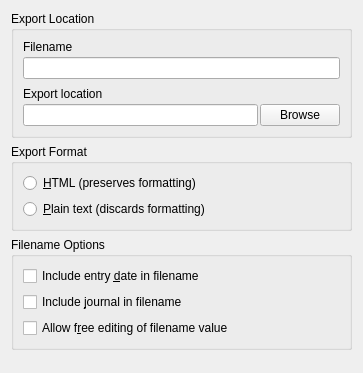
Before: the Qt Designer form ui/exportsingle.ui in pwizard2/robojournal, drawn with Qt 5.
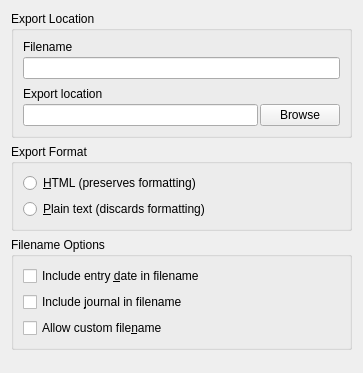
After: the same form once the commit is applied. Icons and pictures are not drawn.

Diff of the .ui file:
```diff
--- a/ui/exportsingle.ui
+++ b/ui/exportsingle.ui
@@ -134,7 +134,7 @@
       <item>
        <widget class="QCheckBox" name="AllowFreeEdits">
         <property name="text">
-         <string>Allow f&amp;ree editing of filename value</string>
+         <string>Allow custom file&amp;name</string>
         </property>
        </widget>
       </item>
```
